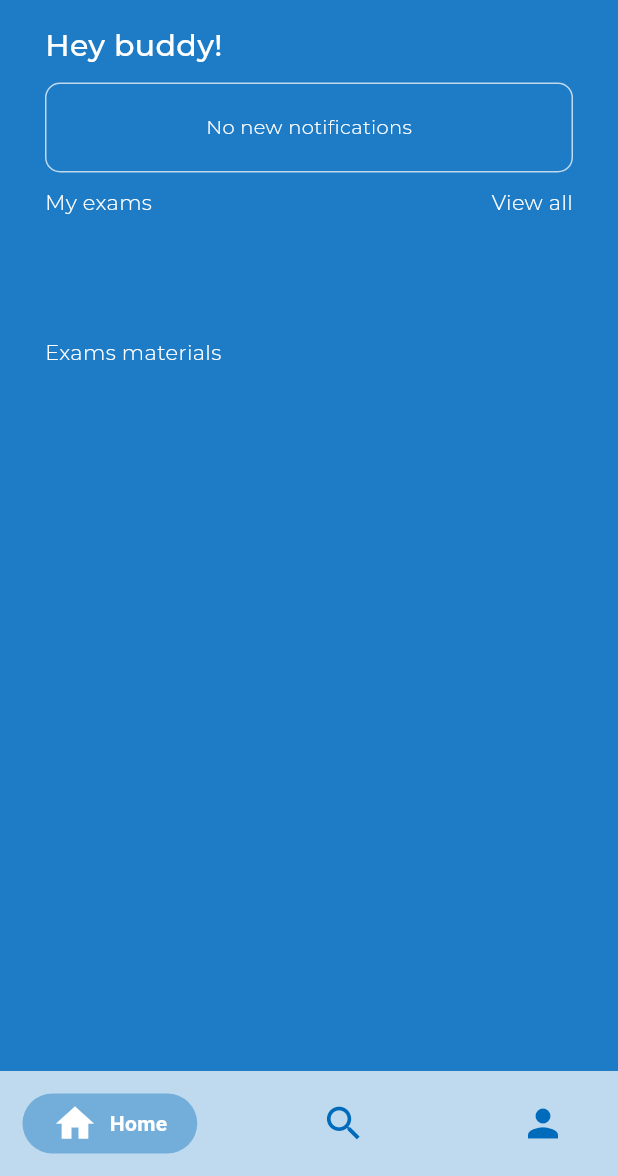
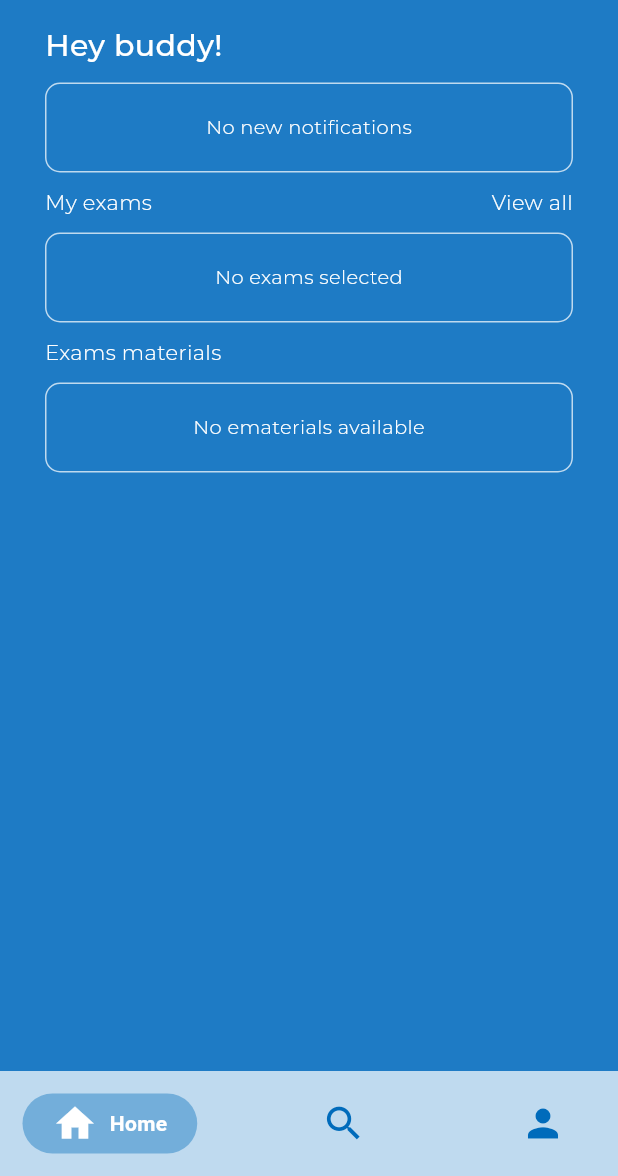
Before and after one commit to adarshcm10/Xamify, a Flutter app: the screen it shows once a user with an empty profile is signed in, on a phone screen of 412 x 824 dp, the part 60-1236 px from its top. Run offline on Flutter 3.47's test engine with Material 3 defaults, Android fonts, the phone set to English and light mode, and no system bars; drawn by our look-alikes of google_nav_bar; our stand-ins replace cloud_firestore, firebase_auth, firebase_core, firebase_messaging, permission_handler; missing offline and left inert: flutter_downloader; accounts and stored records are empty; project files that could hold a hidden picture were left out.

Commit message:
empty data notify added

```diff
--- a/lib/home.dart
+++ b/lib/home.dart
@@ -231,6 +231,30 @@ class _HomePageState extends State<HomePage> {
                   builder: (BuildContext context,
                       AsyncSnapshot<QuerySnapshot> snapshot) {
                     if (snapshot.hasData) {
+                      if (snapshot.data!.docs.isEmpty) {
+                        return Container(
+                          width: double.infinity,
+                          height: 60,
+                          decoration: ShapeDecoration(
+                            shape: RoundedRectangleBorder(
+                              side: const BorderSide(
+                                  width: 1, color: Color(0xFFBFDAEF)),
+                              borderRadius: BorderRadius.circular(10),
+                            ),
+                          ),
+                          child: const Center(
+                            child: Text(
+                              'No exams selected',
+                              style: TextStyle(
+                                color: Colors.white,
+                                fontSize: 13,
+                                fontFamily: 'Montserrat',
+                                fontWeight: FontWeight.w300,
+                              ),
+                            ),
+                          ),
+                        );
+                      } else {
                         return GridView.count(
                           physics: const ClampingScrollPhysics(),
                           crossAxisCount: 3,
@@ -275,6 +299,7 @@ class _HomePageState extends State<HomePage> {
                             );
                           }).toList(),
                         );
+                      }
                     } else {
                       return const Text(
                         'Loading...',
@@ -305,9 +330,33 @@ class _HomePageState extends State<HomePage> {
                 builder: (BuildContext context,
                     AsyncSnapshot<QuerySnapshot> snapshot) {
                   if (snapshot.hasData) {
+                    if (snapshot.data!.docs.isEmpty) {
+                      return Container(
+                        width: double.infinity,
+                        height: 60,
+                        decoration: ShapeDecoration(
+                          shape: RoundedRectangleBorder(
+                            side: const BorderSide(
+                                width: 1, color: Color(0xFFBFDAEF)),
+                            borderRadius: BorderRadius.circular(10),
+                          ),
+                        ),
+                        child: const Center(
+                          child: Text(
+                            'No ematerials available',
+                            style: TextStyle(
+                              color: Colors.white,
+                              fontSize: 13,
+                              fontFamily: 'Montserrat',
+                              fontWeight: FontWeight.w300,
+                            ),
+                          ),
+                        ),
+                      );
+                    } else {
                       return Column(
-                      children:
-                          snapshot.data!.docs.map((DocumentSnapshot document) {
+                        children: snapshot.data!.docs
+                            .map((DocumentSnapshot document) {
                           return StreamBuilder(
                             stream: FirebaseFirestore.instance
                                 .collection('exams')
@@ -318,15 +367,16 @@ class _HomePageState extends State<HomePage> {
                                 AsyncSnapshot<QuerySnapshot> snapshot) {
                               if (snapshot.hasData) {
                                 return Padding(
-                                padding:
-                                    const EdgeInsets.only(right: 5, bottom: 5),
+                                  padding: const EdgeInsets.only(
+                                      right: 5, bottom: 5),
                                   child: GestureDetector(
                                     onTap: () {
                                       //navigate to exam materials page with doc id
                                       Navigator.push(
                                         context,
                                         EnterRoute(
-                                        page: ExamMaterials(docid: document.id),
+                                          page:
+                                              ExamMaterials(docid: document.id),
                                         ),
                                       );
                                     },
@@ -336,12 +386,15 @@ class _HomePageState extends State<HomePage> {
                                       decoration: ShapeDecoration(
                                         shape: RoundedRectangleBorder(
                                           side: const BorderSide(
-                                            width: 1, color: Color(0xFFBFDAEF)),
-                                        borderRadius: BorderRadius.circular(10),
+                                              width: 1,
+                                              color: Color(0xFFBFDAEF)),
+                                          borderRadius:
+                                              BorderRadius.circular(10),
                                         ),
                                       ),
                                       child: Padding(
-                                      padding: const EdgeInsets.only(left: 10),
+                                        padding:
+                                            const EdgeInsets.only(left: 10),
                                         child: Column(
                                           mainAxisAlignment:
                                               MainAxisAlignment.center,
@@ -382,6 +435,7 @@ class _HomePageState extends State<HomePage> {
                           );
                         }).toList(),
                       );
+                    }
                   } else {
                     return const Text(
                       'Loading...',
```
Lines whose indentation alone changed are shown as unchanged.
